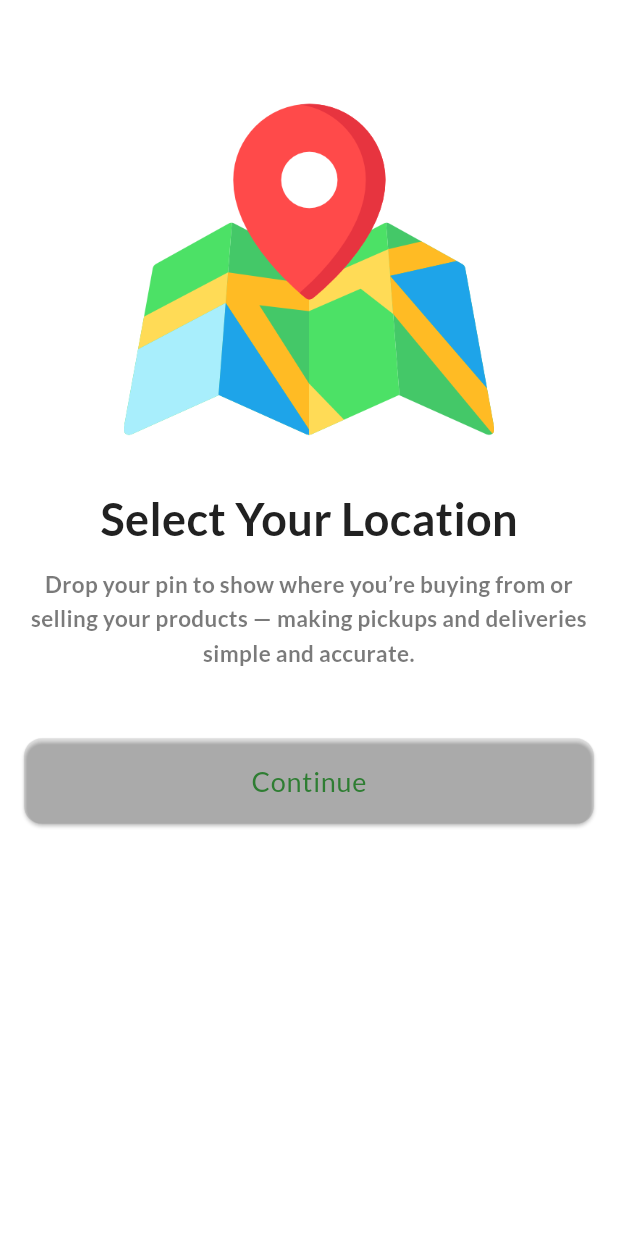
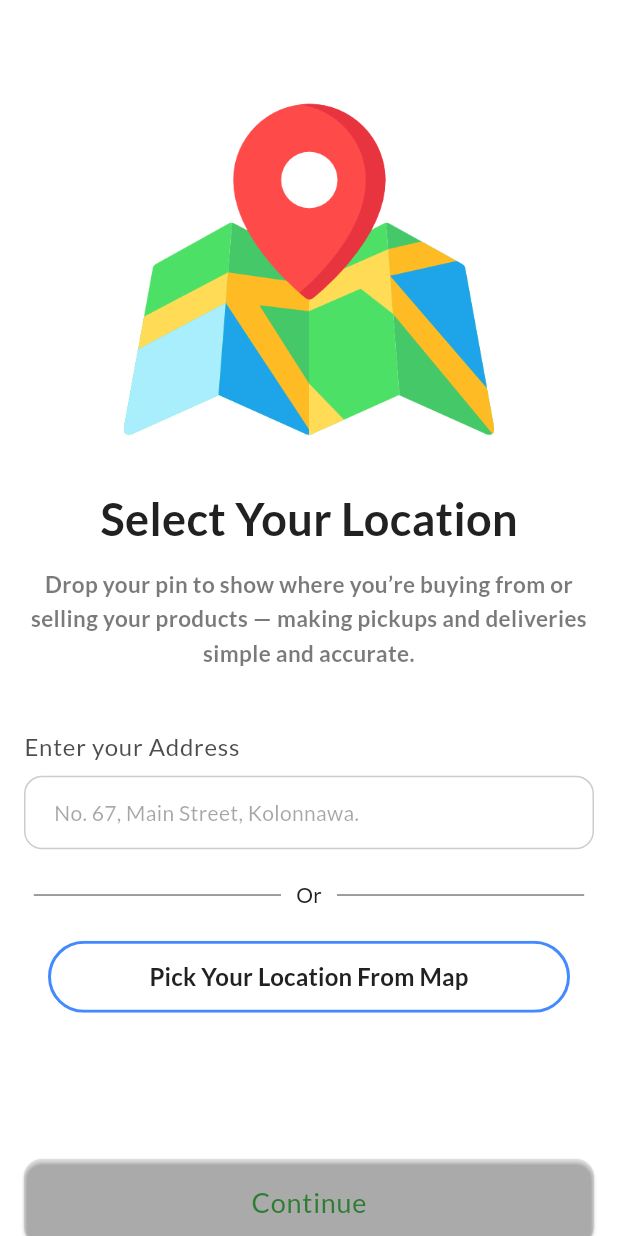
Before and after one commit to nuwan-dharmarathna/codefest-hackathon-2025, a Flutter app: the screen it shows after launch, on a phone screen of 412 x 824 dp. Run offline on Flutter 3.47's test engine with Material 3 defaults, Android fonts, the phone set to English and light mode, and no system bars; our stand-ins replace go_router, google_fonts, smooth_page_indicator.

Commit message:
re implement custom button and impl custom alert box

```diff
--- a/src/frontend/lib/screens/registration/select_location_page.dart
+++ b/src/frontend/lib/screens/registration/select_location_page.dart
@@ -1,4 +1,7 @@
 import 'package:flutter/material.dart';
+import 'package:frontend/widgets/custom_alert_box.dart';
+import 'package:frontend/widgets/custom_button.dart';
+import 'package:frontend/widgets/custom_text_input.dart';
 
 class SelectLocationPage extends StatefulWidget {
   const SelectLocationPage({super.key});
@@ -41,7 +44,66 @@ class _SelectLocationPageState extends State<SelectLocationPage> {
                 color: Theme.of(context).colorScheme.onSurface.withOpacity(0.6),
               ),
             ),
-            SizedBox(height: 30),
+            SizedBox(height: 40),
+            CustomTextInputField(
+              lableText: "Enter your Address",
+              hintText: "No. 67, Main Street, Kolonnawa.",
+              keyBoardType: TextInputType.text,
+            ),
+            SizedBox(height: 20),
+            Row(
+              mainAxisAlignment: MainAxisAlignment.center,
+              children: [
+                Container(
+                  width: MediaQuery.of(context).size.width * 0.4,
+                  decoration: BoxDecoration(
+                    border: Border.all(
+                      color: Theme.of(
+                        context,
+                      ).colorScheme.onSurface.withOpacity(0.6),
+                      width: 0.5,
+                    ),
+                  ),
+                ),
+                SizedBox(width: 10),
+                Text("Or"),
+                SizedBox(width: 10),
+                Container(
+                  width: MediaQuery.of(context).size.width * 0.4,
+                  decoration: BoxDecoration(
+                    border: Border.all(
+                      color: Theme.of(
+                        context,
+                      ).colorScheme.onSurface.withOpacity(0.6),
+                      width: 0.5,
+                    ),
+                  ),
+                ),
+              ],
+            ),
+            SizedBox(height: 20),
+            CustomButton(
+              title: "Pick Your Location From Map",
+              backgroundColor: Colors.transparent,
+              textColor: Theme.of(context).colorScheme.onSurface,
+              borderColor: Colors.blueAccent,
+              borderWidth: 2,
+              borderRadius: 50,
+              onPressed: () {
+                showDialog(
+                  context: context,
+                  builder: (context) {
+                    return CustomAlertBox(
+                      title: "Warning",
+                      message:
+                          "Coming soon!\nThis feature is still in development.",
+                      icon: Icons.warning_amber_rounded,
+                    );
+                  },
+                );
+              },
+            ),
+            SizedBox(height: MediaQuery.of(context).size.height * 0.1),
             Container(
               margin: EdgeInsets.only(bottom: 15, top: 15),
               width: double.infinity,
--- a/src/frontend/lib/widgets/custom_button.dart
+++ b/src/frontend/lib/widgets/custom_button.dart
@@ -2,27 +2,73 @@ import 'package:flutter/material.dart';
 
 class CustomButton extends StatelessWidget {
   final String title;
-  final Color backgroungColor;
+  final VoidCallback? onPressed;
+  final Color backgroundColor;
+  final Color? textColor;
+  final double? width;
+  final double height;
+  final double borderRadius;
+  final Color borderColor;
+  final double borderWidth;
+  final EdgeInsetsGeometry padding;
+  final TextStyle? textStyle;
+  final bool isFullWidth;
+  final List<BoxShadow>? boxShadow;
+  final Gradient? gradient;
+
   const CustomButton({
     super.key,
     required this.title,
-    required this.backgroungColor,
+    required this.onPressed,
+    this.backgroundColor = Colors.blue,
+    this.textColor,
+    this.width,
+    this.height = 48.0,
+    this.borderRadius = 8.0,
+    this.borderColor = Colors.transparent,
+    this.borderWidth = 1.0,
+    this.padding = const EdgeInsets.symmetric(horizontal: 16.0),
+    this.textStyle,
+    this.isFullWidth = false,
+    this.boxShadow,
+    this.gradient,
   });
 
   @override
   Widget build(BuildContext context) {
+    final theme = Theme.of(context);
+    final defaultTextStyle = theme.textTheme.titleMedium?.copyWith(
+      fontWeight: FontWeight.w600,
+      color: textColor ?? theme.colorScheme.onPrimary,
+    );
+
     return Padding(
-      padding: const EdgeInsets.symmetric(horizontal: 12.0),
-      child: Container(
-        height: MediaQuery.of(context).size.height * 0.06,
-        decoration: BoxDecoration(
-          borderRadius: BorderRadius.circular(100),
-          color: backgroungColor,
-        ),
-        child: Center(
-          child: Text(
-            title,
-            style: TextStyle(fontSize: 20, fontWeight: FontWeight.w600),
+      padding: padding,
+      child: Material(
+        color: Colors.transparent,
+        child: InkWell(
+          onTap: onPressed,
+          borderRadius: BorderRadius.circular(borderRadius),
+          child: Ink(
+            width: isFullWidth ? double.infinity : width,
+            height: height,
+            decoration: BoxDecoration(
+              color: gradient != null ? null : backgroundColor,
+              gradient: gradient,
+              borderRadius: BorderRadius.circular(borderRadius),
+              border: Border.all(
+                color: onPressed == null ? theme.disabledColor : borderColor,
+                width: borderWidth,
+              ),
+              boxShadow: boxShadow,
+            ),
+            child: Center(
+              child: Text(
+                title,
+                style: textStyle ?? defaultTextStyle,
+                textAlign: TextAlign.center,
+              ),
+            ),
           ),
         ),
       ),
```
Also changed, not shown: src/frontend/lib/screens/onboarding_screen.dart (+14 -16 lines), src/frontend/lib/widgets/custom_alert_box.dart (added, +58 -0 lines).
